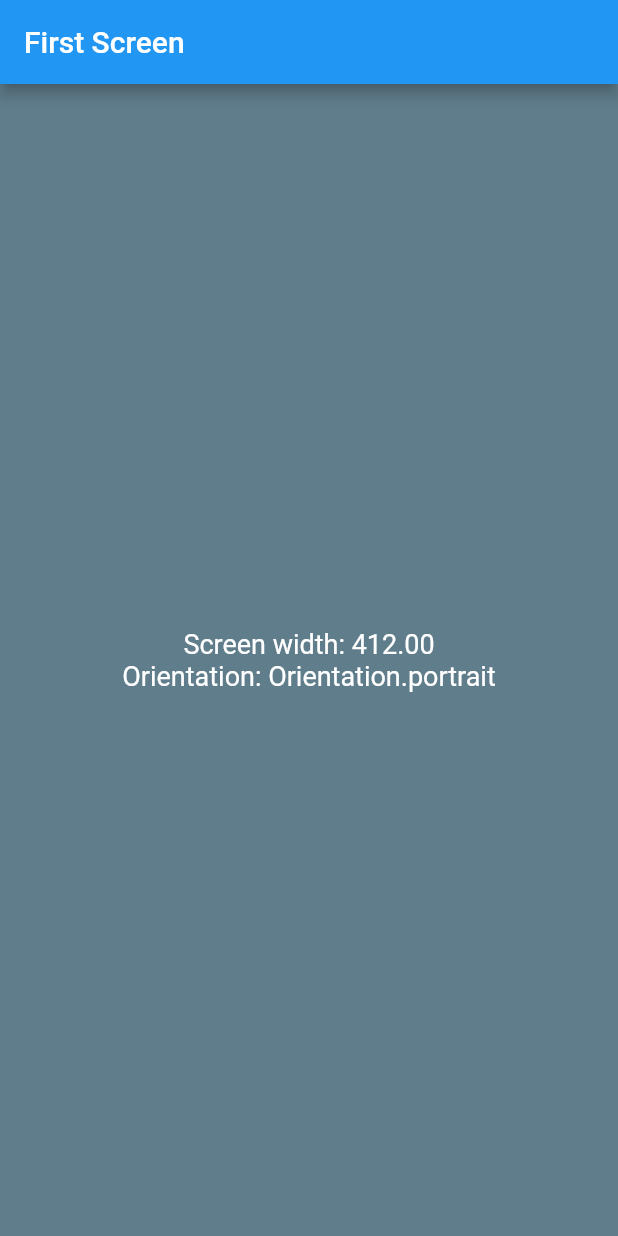
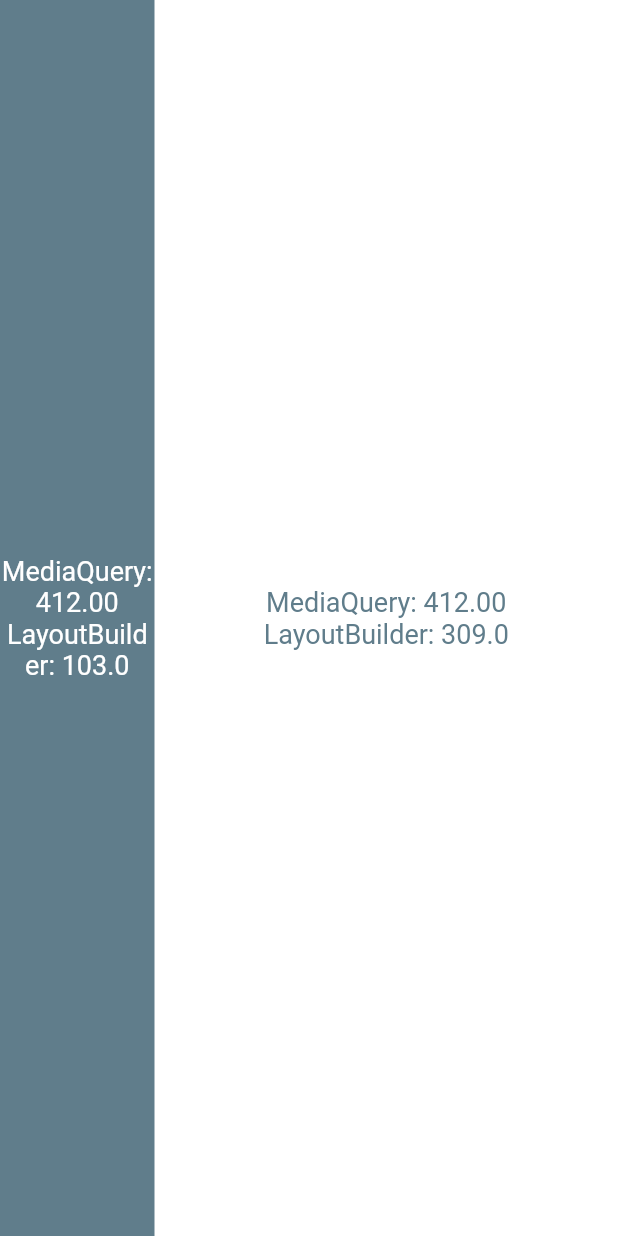
Before and after one commit to saifudinzezy/flutter-pemula, a Flutter app: the screen it shows after launch, on a phone screen of 412 x 824 dp. Run offline on Flutter 3.47's test engine with Material 2 defaults, Android fonts, the phone set to English and light mode, and no system bars.

Commit message:
media query and layout builder

```diff
--- a/lib/main.dart
+++ b/lib/main.dart
@@ -8,38 +8,70 @@ class MyApp extends StatelessWidget {
   @override
   Widget build(BuildContext context) {
     return MaterialApp(
-        home: FirstScreen()
+        home: HomePage()
     );
   }
 }
 
-class FirstScreen extends StatelessWidget {
+class HomePage extends StatelessWidget {
   @override
   Widget build(BuildContext context) {
     Size screenSize = MediaQuery.of(context).size;
-    Orientation orientation = MediaQuery.of(context).orientation;
 
     return Scaffold(
-      appBar: AppBar(
-        title: Text('First Screen'),
-      ),
       backgroundColor: Colors.blueGrey,
-      body: Column(
+      body: Row(
+        children: [
+          Expanded(
+            child: LayoutBuilder(
+              builder: (BuildContext context, BoxConstraints constraints) {
+                return Column(
                   mainAxisAlignment: MainAxisAlignment.center,
                   crossAxisAlignment: CrossAxisAlignment.stretch,
                   children: [
                     Text(
-            'Screen width: ${screenSize.width.toStringAsFixed(2)}',
+                      'MediaQuery: ${screenSize.width.toStringAsFixed(2)}',
                       style: TextStyle(color: Colors.white, fontSize: 18),
                       textAlign: TextAlign.center,
                     ),
                     Text(
-            'Orientation: $orientation',
+                      'LayoutBuilder: ${constraints.maxWidth}',
                       style: TextStyle(color: Colors.white, fontSize: 18),
                       textAlign: TextAlign.center,
                     ),
                   ],
-      )
+                );
+              },
+            ),
+          ),
+          Expanded(
+            flex: 3,
+            child: LayoutBuilder(
+              builder: (BuildContext context, BoxConstraints constraints) {
+                return Container(
+                  color: Colors.white,
+                  child: Column(
+                    mainAxisAlignment: MainAxisAlignment.center,
+                    crossAxisAlignment: CrossAxisAlignment.stretch,
+                    children: [
+                      Text(
+                        'MediaQuery: ${screenSize.width.toStringAsFixed(2)}',
+                        style: TextStyle(color: Colors.blueGrey, fontSize: 18),
+                        textAlign: TextAlign.center,
+                      ),
+                      Text(
+                        'LayoutBuilder: ${constraints.maxWidth}',
+                        style: TextStyle(color: Colors.blueGrey, fontSize: 18),
+                        textAlign: TextAlign.center,
+                      ),
+                    ],
+                  ),
+                );
+              },
+            ),
+          ),
+        ],
+      ),
     );
   }
 }
```
Lines whose indentation alone changed are shown as unchanged.
